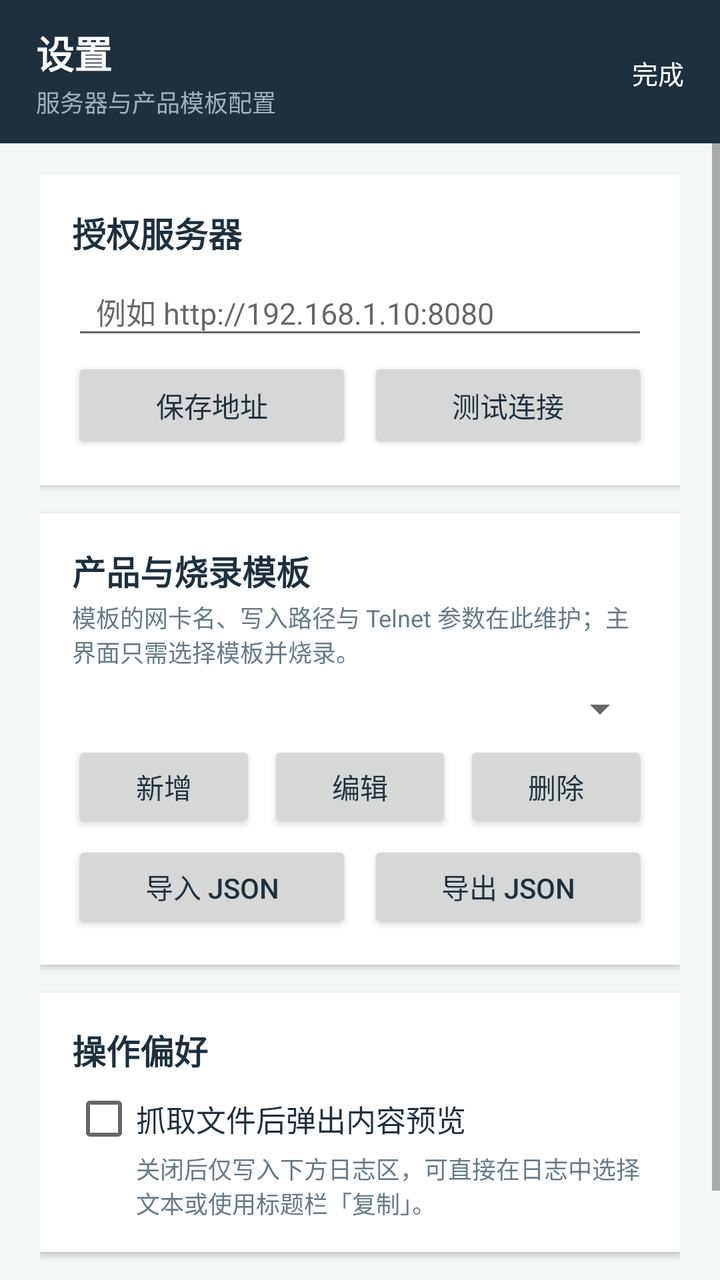
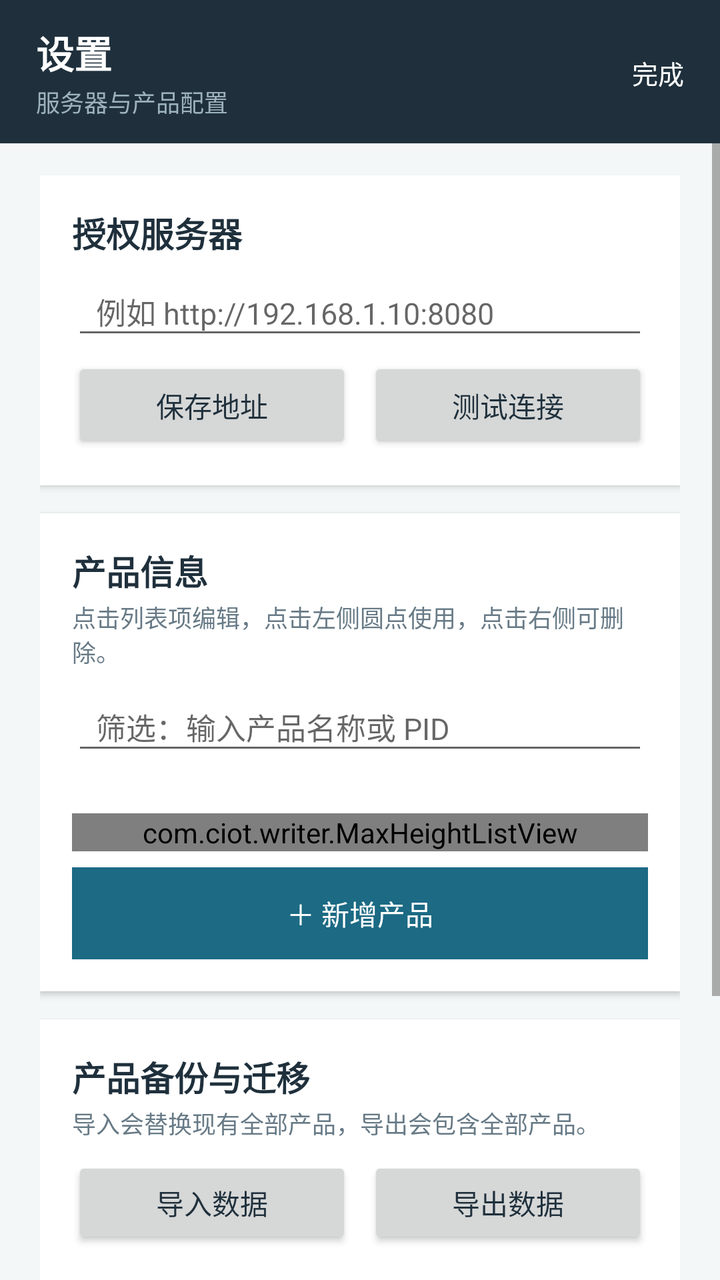

Two renders of the same Android screen: before a commit and after it. Below are the layout's source before the change and the commit's diff.
<!-- AndroidManifest.xml: application theme android:Theme.Material.Light.NoActionBar -->
<!-- res/layout/activity_settings.xml -->
<?xml version="1.0" encoding="utf-8"?>
<LinearLayout xmlns:android="http://schemas.android.com/apk/res/android"
    android:layout_width="match_parent"
    android:layout_height="match_parent"
    android:background="@color/colorBackground"
    android:orientation="vertical">

    
    <LinearLayout
        android:id="@+id/topBar"
        android:layout_width="match_parent"
        android:layout_height="wrap_content"
        android:background="@color/colorDark"
        android:gravity="center_vertical"
        android:orientation="horizontal"
        android:paddingStart="18dp"
        android:paddingTop="12dp"
        android:paddingEnd="8dp"
        android:paddingBottom="12dp">

        <LinearLayout
            android:layout_width="0dp"
            android:layout_height="wrap_content"
            android:layout_weight="1"
            android:orientation="vertical">

            <TextView
                android:layout_width="wrap_content"
                android:layout_height="wrap_content"
                android:text="@string/settings_title"
                android:textColor="@android:color/white"
                android:textSize="19sp"
                android:textStyle="bold" />

            <TextView
                android:layout_width="wrap_content"
                android:layout_height="wrap_content"
                android:layout_marginTop="2dp"
                android:text="@string/settings_subtitle"
                android:textColor="@color/colorOnDarkMuted"
                android:textSize="12sp" />
        </LinearLayout>

        <Button
            android:id="@+id/closeSettings"
            style="@style/CIOT.Button.Header"
            android:layout_width="wrap_content"
            android:layout_height="38dp"
            android:text="@string/btn_done" />
    </LinearLayout>

    <ScrollView
        android:id="@+id/settingsScroll"
        android:layout_width="match_parent"
        android:layout_height="0dp"
        android:layout_weight="1"
        android:fillViewport="true">

        <LinearLayout
            android:layout_width="match_parent"
            android:layout_height="wrap_content"
            android:orientation="vertical"
            android:paddingStart="20dp"
            android:paddingTop="16dp"
            android:paddingEnd="20dp"
            android:paddingBottom="24dp">

            
            <LinearLayout
                android:layout_width="match_parent"
                android:layout_height="wrap_content"
                android:background="@android:color/white"
                android:elevation="2dp"
                android:orientation="vertical"
                android:padding="16dp">

                <TextView
                    android:layout_width="match_parent"
                    android:layout_height="wrap_content"
                    android:text="@string/card_server"
                    android:textColor="@color/colorDark"
                    android:textSize="17sp"
                    android:textStyle="bold" />

                <EditText
                    android:id="@+id/serverUrl"
                    style="@style/CIOT.EditText"
                    android:layout_width="match_parent"
                    android:layout_height="wrap_content"
                    android:layout_marginTop="8dp"
                    android:hint="@string/server_url_hint"
                    android:inputType="textUri"
                    android:singleLine="true" />

                <LinearLayout
                    android:layout_width="match_parent"
                    android:layout_height="wrap_content"
                    android:layout_marginTop="4dp"
                    android:orientation="horizontal">

                    <Button
                        android:id="@+id/saveServer"
                        style="@style/CIOT.Button"
                        android:layout_width="0dp"
                        android:layout_height="48dp"
                        android:layout_weight="1"
                        android:text="@string/btn_save_server" />

                    <Button
                        android:id="@+id/testServer"
                        style="@style/CIOT.Button"
                        android:layout_width="0dp"
                        android:layout_height="48dp"
                        android:layout_marginStart="8dp"
                        android:layout_weight="1"
                        android:text="@string/btn_test_server" />
                </LinearLayout>
            </LinearLayout>

            
            <LinearLayout
                android:layout_width="match_parent"
                android:layout_height="wrap_content"
                android:layout_marginTop="14dp"
                android:background="@android:color/white"
                android:elevation="2dp"
                android:orientation="vertical"
                android:padding="16dp">

                <TextView
                    android:layout_width="match_parent"
                    android:layout_height="wrap_content"
                    android:text="@string/card_product"
                    android:textColor="@color/colorDark"
                    android:textSize="17sp"
                    android:textStyle="bold" />

                <TextView
                    android:layout_width="match_parent"
                    android:layout_height="wrap_content"
                    android:layout_marginTop="2dp"
                    android:text="@string/settings_template_hint"
                    android:textColor="@color/colorMuted"
                    android:textSize="12sp" />

                <Spinner
                    android:id="@+id/templateSpinner"
                    android:layout_width="match_parent"
                    android:layout_height="wrap_content"
                    android:layout_marginTop="8dp" />

                <LinearLayout
                    android:layout_width="match_parent"
                    android:layout_height="wrap_content"
                    android:layout_marginTop="4dp"
                    android:orientation="horizontal">

                    <Button
                        android:id="@+id/addTemplate"
                        style="@style/CIOT.Button"
                        android:layout_width="0dp"
                        android:layout_height="46dp"
                        android:layout_weight="1"
                        android:text="@string/btn_add" />

                    <Button
                        android:id="@+id/editTemplate"
                        style="@style/CIOT.Button"
                        android:layout_width="0dp"
                        android:layout_height="46dp"
                        android:layout_marginStart="6dp"
                        android:layout_weight="1"
                        android:text="@string/btn_edit" />

                    <Button
                        android:id="@+id/deleteTemplate"
                        style="@style/CIOT.Button"
                        android:layout_width="0dp"
                        android:layout_height="46dp"
                        android:layout_marginStart="6dp"
                        android:layout_weight="1"
                        android:text="@string/btn_delete" />
                </LinearLayout>

                <LinearLayout
                    android:layout_width="match_parent"
                    android:layout_height="wrap_content"
                    android:layout_marginTop="4dp"
                    android:orientation="horizontal">

                    <Button
                        android:id="@+id/importTemplates"
                        style="@style/CIOT.Button"
                        android:layout_width="0dp"
                        android:layout_height="46dp"
                        android:layout_weight="1"
                        android:text="@string/btn_import" />

                    <Button
                        android:id="@+id/exportTemplates"
                        style="@style/CIOT.Button"
                        android:layout_width="0dp"
                        android:layout_height="46dp"
                        android:layout_marginStart="8dp"
                        android:layout_weight="1"
                        android:text="@string/btn_export" />
                </LinearLayout>
            </LinearLayout>

            
            <LinearLayout
                android:layout_width="match_parent"
                android:layout_height="wrap_content"
                android:layout_marginTop="14dp"
                android:background="@android:color/white"
                android:elevation="2dp"
                android:orientation="vertical"
                android:padding="16dp">

                <TextView
                    android:layout_width="match_parent"
                    android:layout_height="wrap_content"
                    android:text="@string/card_preference"
                    android:textColor="@color/colorDark"
                    android:textSize="17sp"
                    android:textStyle="bold" />

                <CheckBox
                    android:id="@+id/fetchDialog"
                    android:layout_width="match_parent"
                    android:layout_height="wrap_content"
                    android:layout_marginTop="6dp"
                    android:text="@string/settings_fetch_dialog"
                    android:textColor="@color/colorDark"
                    android:textSize="15sp" />

                <TextView
                    android:layout_width="match_parent"
                    android:layout_height="wrap_content"
                    android:text="@string/settings_fetch_dialog_hint"
                    android:paddingStart="32dp"
                    android:textColor="@color/colorMuted"
                    android:textSize="12sp" />
            </LinearLayout>

            
            <TextView
                android:id="@+id/aboutInfo"
                android:layout_width="match_parent"
                android:layout_height="wrap_content"
                android:layout_marginTop="22dp"
                android:gravity="center"
                android:lineSpacingExtra="3dp"
                android:textColor="@color/colorMuted"
                android:textSize="12sp" />
        </LinearLayout>
    </ScrollView>
</LinearLayout>
<!-- resources referenced by this layout -->
<resources>
  <color name="colorBackground">#F4F7F8</color>
  <color name="colorDark">#1F303C</color>
  <color name="colorMuted">#677A86</color>
  <color name="colorOnDarkMuted">#9CB2BD</color>
  <string name="btn_add">新增</string>
  <string name="btn_delete">删除</string>
  <string name="btn_done">完成</string>
  <string name="btn_edit">编辑</string>
  <string name="btn_export">导出 JSON</string>
  <string name="btn_import">导入 JSON</string>
  <string name="btn_save_server">保存地址</string>
  <string name="btn_test_server">测试连接</string>
  <string name="card_preference">操作偏好</string>
  <string name="card_product">产品与烧录模板</string>
  <string name="card_server">授权服务器</string>
  <string name="server_url_hint">例如 http://192.168.1.10:8080</string>
  <string name="settings_fetch_dialog">抓取文件后弹出内容预览</string>
  <string name="settings_fetch_dialog_hint">关闭后仅写入下方日志区，可直接在日志中选择文本或使用标题栏「复制」。</string>
  <string name="settings_subtitle">服务器与产品模板配置</string>
  <string name="settings_template_hint">模板的网卡名、写入路径与 Telnet 参数在此维护；主界面只需选择模板并烧录。</string>
  <string name="settings_title">设置</string>
  <style name="CIOT.Button" parent="android:Widget.Material.Button">
          <item name="android:textSize">14sp</item>
          <item name="android:textColor">@color/colorDark</item>
          <item name="android:textAllCaps">false</item>
      </style>
  <style name="CIOT.Button.Header" parent="android:Widget.Material.Button.Borderless">
          <item name="android:textSize">13sp</item>
          <item name="android:textColor">@android:color/white</item>
          <item name="android:textAllCaps">false</item>
          <item name="android:minWidth">0dp</item>
          <item name="android:paddingStart">10dp</item>
          <item name="android:paddingEnd">10dp</item>
      </style>
  <style name="CIOT.EditText" parent="android:Widget.Material.EditText">
          <item name="android:textSize">15sp</item>
          <item name="android:paddingStart">12dp</item>
          <item name="android:paddingTop">8dp</item>
          <item name="android:paddingEnd">12dp</item>
          <item name="android:paddingBottom">8dp</item>
      </style>
</resources>

<!-- the commit's change to res/layout/activity_settings.xml (unified diff, before → after) -->
@@ -143,49 +143,85 @@
                     android:textColor="@color/colorMuted"
                     android:textSize="12sp" />
 
-                <Spinner
-                    android:id="@+id/templateSpinner"
-                    android:layout_width="match_parent"
-                    android:layout_height="wrap_content"
-                    android:layout_marginTop="8dp" />
+                <EditText
+                    android:id="@+id/templateFilter"
+                    style="@style/CIOT.EditText"
+                    android:layout_width="match_parent"
+                    android:layout_height="wrap_content"
+                    android:layout_marginTop="10dp"
+                    android:hint="@string/template_filter_hint"
+                    android:imeOptions="actionSearch"
+                    android:inputType="text"
+                    android:singleLine="true" />
+
+                <TextView
+                    android:id="@+id/templateCount"
+                    android:layout_width="match_parent"
+                    android:layout_height="wrap_content"
+                    android:layout_marginTop="6dp"
+                    android:textColor="@color/colorMuted"
+                    android:textSize="12sp" />
+
+                
+                <com.ciot.writer.MaxHeightListView
+                    android:id="@+id/templateList"
+                    android:layout_width="match_parent"
+                    android:layout_height="wrap_content"
+                    android:layout_marginTop="2dp"
+                    android:divider="@null"
+                    android:dividerHeight="0dp"
+                    android:listSelector="@android:color/transparent"
+                    android:scrollbars="vertical" />
+
+                <TextView
+                    android:id="@+id/templateEmpty"
+                    android:layout_width="match_parent"
+                    android:layout_height="wrap_content"
+                    android:padding="8dp"
+                    android:text="@string/template_empty"
+                    android:textColor="@color/colorMuted"
+                    android:textSize="13sp"
+                    android:visibility="gone" />
+
+                <Button
+                    android:id="@+id/addTemplate"
+                    style="@style/CIOT.Button.Primary"
+                    android:layout_width="match_parent"
+                    android:layout_height="46dp"
+                    android:layout_marginTop="8dp"
+                    android:text="@string/btn_add_template" />
+            </LinearLayout>
+
+            
+            <LinearLayout
+                android:layout_width="match_parent"
+                android:layout_height="wrap_content"
+                android:layout_marginTop="14dp"
+                android:background="@android:color/white"
+                android:elevation="2dp"
+                android:orientation="vertical"
+                android:padding="16dp">
+
+                <TextView
+                    android:layout_width="match_parent"
+                    android:layout_height="wrap_content"
+                    android:text="@string/card_backup"
+                    android:textColor="@color/colorDark"
+                    android:textSize="17sp"
+                    android:textStyle="bold" />
+
+                <TextView
+                    android:layout_width="match_parent"
+                    android:layout_height="wrap_content"
+                    android:layout_marginTop="2dp"
+                    android:text="@string/backup_hint"
+                    android:textColor="@color/colorMuted"
+                    android:textSize="12sp" />
 
                 <LinearLayout
                     android:layout_width="match_parent"
                     android:layout_height="wrap_content"
-                    android:layout_marginTop="4dp"
-                    android:orientation="horizontal">
-
-                    <Button
-                        android:id="@+id/addTemplate"
-                        style="@style/CIOT.Button"
-                        android:layout_width="0dp"
-                        android:layout_height="46dp"
-                        android:layout_weight="1"
-                        android:text="@string/btn_add" />
-
-                    <Button
-                        android:id="@+id/editTemplate"
-                        style="@style/CIOT.Button"
-                        android:layout_width="0dp"
-                        android:layout_height="46dp"
-                        android:layout_marginStart="6dp"
-                        android:layout_weight="1"
-                        android:text="@string/btn_edit" />
-
-                    <Button
-                        android:id="@+id/deleteTemplate"
-                        style="@style/CIOT.Button"
-                        android:layout_width="0dp"
-                        android:layout_height="46dp"
-                        android:layout_marginStart="6dp"
-                        android:layout_weight="1"
-                        android:text="@string/btn_delete" />
-                </LinearLayout>
-
-                <LinearLayout
-                    android:layout_width="match_parent"
-                    android:layout_height="wrap_content"
-                    android:layout_marginTop="4dp"
+                    android:layout_marginTop="8dp"
                     android:orientation="horizontal">
 
                     <Button
<!-- resource entries referenced after the edit -->
@@ -4,23 +4,25 @@
   <color name="colorDark">#1F303C</color>
   <color name="colorMuted">#677A86</color>
   <color name="colorOnDarkMuted">#9CB2BD</color>
-  <string name="btn_add">新增</string>
-  <string name="btn_delete">删除</string>
+  <string name="backup_hint">导入会替换现有全部产品，导出会包含全部产品。</string>
+  <string name="btn_add_template">＋ 新增产品</string>
   <string name="btn_done">完成</string>
-  <string name="btn_edit">编辑</string>
-  <string name="btn_export">导出 JSON</string>
-  <string name="btn_import">导入 JSON</string>
+  <string name="btn_export">导出数据</string>
+  <string name="btn_import">导入数据</string>
   <string name="btn_save_server">保存地址</string>
   <string name="btn_test_server">测试连接</string>
+  <string name="card_backup">产品备份与迁移</string>
   <string name="card_preference">操作偏好</string>
-  <string name="card_product">产品与烧录模板</string>
+  <string name="card_product">产品信息</string>
   <string name="card_server">授权服务器</string>
   <string name="server_url_hint">例如 http://192.168.1.10:8080</string>
   <string name="settings_fetch_dialog">抓取文件后弹出内容预览</string>
-  <string name="settings_fetch_dialog_hint">关闭后仅写入下方日志区，可直接在日志中选择文本或使用标题栏「复制」。</string>
-  <string name="settings_subtitle">服务器与产品模板配置</string>
-  <string name="settings_template_hint">模板的网卡名、写入路径与 Telnet 参数在此维护；主界面只需选择模板并烧录。</string>
+  <string name="settings_fetch_dialog_hint">关闭后仅写入下方日志区。</string>
+  <string name="settings_subtitle">服务器与产品配置</string>
+  <string name="settings_template_hint">点击列表项编辑，点击左侧圆点使用，点击右侧可删除。</string>
   <string name="settings_title">设置</string>
+  <string name="template_empty">没有匹配的产品</string>
+  <string name="template_filter_hint">筛选：输入产品名称或 PID</string>
   <style name="CIOT.Button" parent="android:Widget.Material.Button">
           <item name="android:textSize">14sp</item>
           <item name="android:textColor">@color/colorDark</item>
@@ -34,6 +36,10 @@
           <item name="android:paddingStart">10dp</item>
           <item name="android:paddingEnd">10dp</item>
       </style>
+  <style name="CIOT.Button.Primary" parent="CIOT.Button">
+          <item name="android:background">@color/colorPrimary</item>
+          <item name="android:textColor">@android:color/white</item>
+      </style>
   <style name="CIOT.EditText" parent="android:Widget.Material.EditText">
           <item name="android:textSize">15sp</item>
           <item name="android:paddingStart">12dp</item>
@@ -41,5 +47,6 @@
           <item name="android:paddingEnd">12dp</item>
           <item name="android:paddingBottom">8dp</item>
       </style>
+  <color name="colorPrimary">#1C6A84</color>
 </resources>
 
